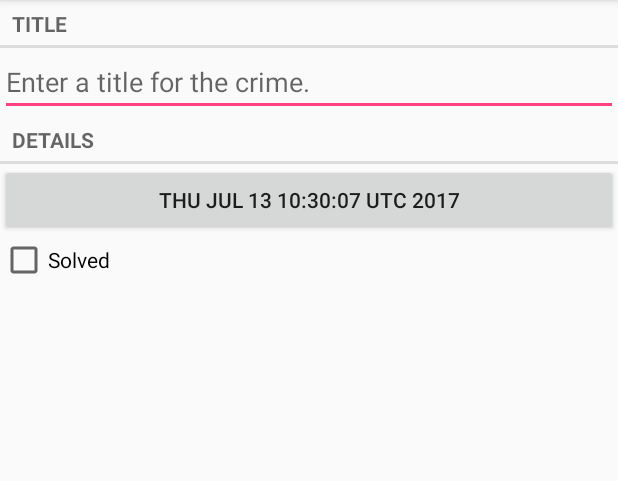
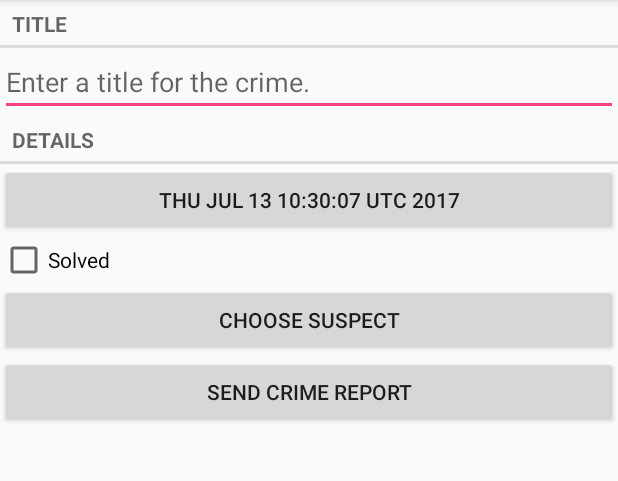
Before and after one commit to Gillz17/CriminalIntent, an Android app: the screen it shows after launch (CrimePagerActivity), after a tap on "New Crime", on a phone screen of 412 x 824 dp, the part 84-565 px from its top. Run offline under Robolectric (Android 15) with nearby library versions, the phone set to English and light mode, and no system bars.

Commit message:
Implemented Send report button

```diff
--- a/app/src/main/java/com/bignerdranch/android/criminalintent/Crime.java
+++ b/app/src/main/java/com/bignerdranch/android/criminalintent/Crime.java
@@ -9,6 +9,7 @@ public class Crime {
     private String mTitle;
     private Date mDate;
     private boolean mSolved;
+    private String mSuspect;
 
     public Crime() {
         this(UUID.randomUUID());
@@ -45,4 +46,12 @@ public class Crime {
     public void setSolved(boolean solved) {
         mSolved = solved;
     }
+
+    public String getSuspect(){
+        return mSuspect;
+    }
+
+    public void setSuspect(String suspect){
+        mSuspect = suspect;
+    }
 }
--- a/app/src/main/java/com/bignerdranch/android/criminalintent/CrimeLab.java
+++ b/app/src/main/java/com/bignerdranch/android/criminalintent/CrimeLab.java
@@ -102,6 +102,7 @@ public class CrimeLab {
         values.put(CrimeTable.Columns.TITLE, crime.getTitle());
         values.put(CrimeTable.Columns.DATE, crime.getDate().getTime());
         values.put(CrimeTable.Columns.SOLVED, crime.isSolved() ? 1 : 0);
+        values.put(CrimeTable.Columns.SUSPECT, crime.getSuspect());
 
         return values;
     }
--- a/app/src/main/java/com/bignerdranch/android/criminalintent/database/CrimeBaseHelper.java
+++ b/app/src/main/java/com/bignerdranch/android/criminalintent/database/CrimeBaseHelper.java
@@ -25,7 +25,8 @@ public class CrimeBaseHelper extends SQLiteOpenHelper{
             CrimeTable.Columns.UUID + ", " +
             CrimeTable.Columns.TITLE + ", " +
             CrimeTable.Columns.DATE + ", " +
-            CrimeTable.Columns.SOLVED+ ")"
+            CrimeTable.Columns.SOLVED + ", " +
+            CrimeTable.Columns.SUSPECT + ")"
         );
     }
 
--- a/app/src/main/java/com/bignerdranch/android/criminalintent/database/CrimeCursorWrapper.java
+++ b/app/src/main/java/com/bignerdranch/android/criminalintent/database/CrimeCursorWrapper.java
@@ -23,11 +23,13 @@ public class CrimeCursorWrapper extends CursorWrapper {
         String title = getString(getColumnIndex(CrimeTable.Columns.TITLE));
         long date = getLong(getColumnIndex(CrimeTable.Columns.DATE));
         int isSolved = getInt(getColumnIndex(CrimeTable.Columns.SOLVED));
+        String suspect = getString(getColumnIndex(CrimeTable.Columns.SUSPECT));
 
         Crime crime = new Crime(UUID.fromString(uuidString));
         crime.setTitle(title);
         crime.setDate(new Date(date));
         crime.setSolved(isSolved != 0);
+        crime.setSuspect(suspect);
 
         return crime;
     }
--- a/app/src/main/java/com/bignerdranch/android/criminalintent/database/CrimeDBSchema.java
+++ b/app/src/main/java/com/bignerdranch/android/criminalintent/database/CrimeDBSchema.java
@@ -9,6 +9,7 @@ public class CrimeDBSchema {
             public static final String TITLE = "title";
             public static final String DATE = "date";
             public static final String SOLVED = "solved";
+            public static final String SUSPECT = "suspect";
         }
     }
 }
--- a/app/src/main/res/layout/fragment_crime.xml
+++ b/app/src/main/res/layout/fragment_crime.xml
@@ -34,4 +34,16 @@
         android:layout_height="wrap_content"
         android:text="@string/crime_solved_label"/>
 
+    <Button
+        android:id="@+id/crime_suspect"
+        android:layout_width="match_parent"
+        android:layout_height="wrap_content"
+        android:text="@string/crime_suspect_text"/>
+
+    <Button
+        android:id="@+id/crime_report"
+        android:layout_width="match_parent"
+        android:layout_height="wrap_content"
+        android:text="@string/crime_report_text"/>
+
 </LinearLayout>
--- a/app/src/main/res/values/strings.xml
+++ b/app/src/main/res/values/strings.xml
@@ -9,4 +9,14 @@
     <string name="show_subtitle">Show Subtitle</string>
     <string name="hide_subtitle">Hide Subtitle</string>
     <string name="subtitle_format">%1$d crimes</string>
+    <string name="crime_suspect_text">Choose Suspect</string>
+    <string name="crime_report_text">Send Crime Report</string>
+    <string name="crime_report">%1$s!
+    The crime was discovered on %2$s. %3$s, and %4$s</string>
+    <string name="crime_report_solved">The case is solved</string>
+    <string name="crime_report_unsolved">The case is unsolved</string>
+    <string name="crime_report_no_suspect">there is no suspect.</string>
+    <string name="crime_report_suspect">the suspect is %s.</string>
+    <string name="crime_report_subject">CriminalIntent Crime Report</string>
+    <string name="send_report">Send crime report via</string>
 </resources>
```
Also changed, not shown: app/src/main/java/com/bignerdranch/android/criminalintent/CrimeFragment.java (+40 -0 lines).
